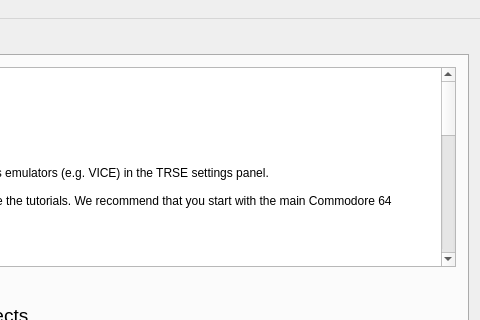
leuat/TRSE, file mainwindow.ui: the form before one commit; both pictures show x 900 to 1380 and y 0 to 320 of the 1380 by 720 pixel window.
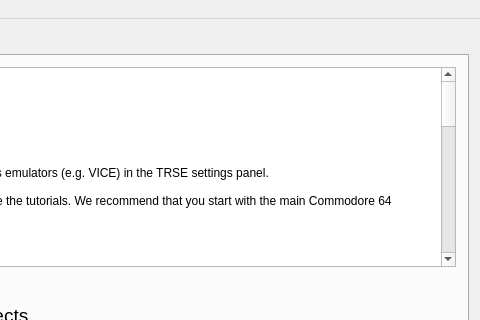
The form after the commit. Icons and pictures are not drawn.

Commit message: Ready for release

```diff
--- a/mainwindow.ui
+++ b/mainwindow.ui
@@ -248,14 +248,20 @@
 &lt;p style=&quot;-qt-paragraph-type:empty; margin-top:0px; margin-bottom:0px; margin-left:0px; margin-right:0px; -qt-block-indent:0; text-indent:0px; font-family:'Noto Sans'; font-size:9pt;&quot;&gt;&lt;br /&gt;&lt;/p&gt;
 &lt;p style=&quot; margin-top:0px; margin-bottom:0px; margin-left:0px; margin-right:0px; -qt-block-indent:0; text-indent:0px;&quot;&gt;&lt;span style=&quot; font-family:'Noto Sans'; font-size:9pt; font-weight:600;&quot;&gt;Changelog from 0.08&lt;/span&gt;&lt;/p&gt;
 &lt;ul style=&quot;margin-top: 0px; margin-bottom: 0px; margin-left: 0px; margin-right: 0px; -qt-list-indent: 1;&quot;&gt;&lt;li style=&quot; font-family:'Noto Sans'; font-size:9pt;&quot; style=&quot; margin-top:12px; margin-bottom:0px; margin-left:0px; margin-right:0px; -qt-block-indent:0; text-indent:0px;&quot;&gt;Tutorials/Help&lt;/li&gt;
-&lt;ul style=&quot;margin-top: 0px; margin-bottom: 0px; margin-left: 0px; margin-right: 0px; -qt-list-indent: 2;&quot;&gt;&lt;li style=&quot; font-family:'Noto Sans'; font-size:9pt;&quot; style=&quot; margin-top:0px; margin-bottom:0px; margin-left:0px; margin-right:0px; -qt-block-indent:0; text-indent:0px;&quot;&gt;OK64 tutorials + included by default&lt;/li&gt;
+&lt;ul style=&quot;margin-top: 0px; margin-bottom: 0px; margin-left: 0px; margin-right: 0px; -qt-list-indent: 2;&quot;&gt;&lt;li style=&quot; font-family:'Noto Sans'; font-size:9pt;&quot; style=&quot; margin-top:0px; margin-bottom:0px; margin-left:0px; margin-right:0px; -qt-block-indent:0; text-indent:0px;&quot;&gt;VBM Tutorials (Vic Bitmap Mode)&lt;/li&gt;
+&lt;li style=&quot; font-family:'Noto Sans'; font-size:9pt;&quot; style=&quot; margin-top:0px; margin-bottom:0px; margin-left:0px; margin-right:0px; -qt-block-indent:0; text-indent:0px;&quot;&gt;C64 tutorials&lt;/li&gt;
+&lt;li style=&quot; font-family:'Noto Sans'; font-size:9pt;&quot; style=&quot; margin-top:0px; margin-bottom:0px; margin-left:0px; margin-right:0px; -qt-block-indent:0; text-indent:0px;&quot;&gt;NES tutorials&lt;/li&gt;
+&lt;li style=&quot; font-family:'Noto Sans'; font-size:9pt;&quot; style=&quot; margin-top:0px; margin-bottom:0px; margin-left:0px; margin-right:0px; -qt-block-indent:0; text-indent:0px;&quot;&gt;OK64 tutorials + included by default&lt;/li&gt;
 &lt;li style=&quot; font-family:'Noto Sans'; font-size:9pt;&quot; style=&quot; margin-top:0px; margin-bottom:0px; margin-left:0px; margin-right:0px; -qt-block-indent:0; text-indent:0px;&quot;&gt;Added 7 PET tutorials&lt;/li&gt;
 &lt;li style=&quot; font-family:'Noto Sans'; font-size:9pt;&quot; style=&quot; margin-top:0px; margin-bottom:0px; margin-left:0px; margin-right:0px; -qt-block-indent:0; text-indent:0px;&quot;&gt;Two new text string tutorials (in easy, intermediate)&lt;/li&gt;
 &lt;li style=&quot; font-family:'Noto Sans'; font-size:9pt;&quot; style=&quot; margin-top:0px; margin-bottom:0px; margin-left:0px; margin-right:0px; -qt-block-indent:0; text-indent:0px;&quot;&gt;Petscii compressed .TRM animation tutorial&lt;/li&gt;
 &lt;li style=&quot; font-family:'Noto Sans'; font-size:9pt;&quot; style=&quot; margin-top:0px; margin-bottom:0px; margin-left:0px; margin-right:0px; -qt-block-indent:0; text-indent:0px;&quot;&gt;Text-based adenture, C64 and soon VIC-20&lt;/li&gt;&lt;/ul&gt;
 &lt;p style=&quot;-qt-paragraph-type:empty; margin-top:0px; margin-bottom:0px; margin-left:0px; margin-right:0px; -qt-block-indent:0; text-indent:0px; font-family:'Noto Sans'; font-size:9pt;&quot;&gt;&lt;br /&gt;&lt;/p&gt;
 &lt;li style=&quot; font-family:'Noto Sans'; font-size:9pt;&quot; style=&quot; margin-top:0px; margin-bottom:0px; margin-left:0px; margin-right:0px; -qt-block-indent:0; text-indent:0px;&quot;&gt;Compiler:	&lt;/li&gt;
-&lt;ul style=&quot;margin-top: 0px; margin-bottom: 0px; margin-left: 0px; margin-right: 0px; -qt-list-indent: 2;&quot;&gt;&lt;li style=&quot; font-family:'Noto Sans'; font-size:9pt;&quot; style=&quot; margin-top:0px; margin-bottom:0px; margin-left:0px; margin-right:0px; -qt-block-indent:0; text-indent:0px;&quot;&gt;constants work in array and incbin declarations&lt;/li&gt;
+&lt;ul style=&quot;margin-top: 0px; margin-bottom: 0px; margin-left: 0px; margin-right: 0px; -qt-list-indent: 2;&quot;&gt;&lt;li style=&quot; font-family:'Noto Sans'; font-size:9pt;&quot; style=&quot; margin-top:0px; margin-bottom:0px; margin-left:0px; margin-right:0px; -qt-block-indent:0; text-indent:0px;&quot;&gt;Parser accepts more advanced constant expressions&lt;/li&gt;
+&lt;li style=&quot; font-family:'Noto Sans'; font-size:9pt;&quot; style=&quot; margin-top:0px; margin-bottom:0px; margin-left:0px; margin-right:0px; -qt-block-indent:0; text-indent:0px;&quot;&gt;WaitForVerticalBlank C64 method added&lt;/li&gt;
+&lt;li style=&quot; font-family:'Noto Sans'; font-size:9pt;&quot; style=&quot; margin-top:0px; margin-bottom:0px; margin-left:0px; margin-right:0px; -qt-block-indent:0; text-indent:0px;&quot;&gt;SetScreenLocation (C64)&lt;/li&gt;
+&lt;li style=&quot; font-family:'Noto Sans'; font-size:9pt;&quot; style=&quot; margin-top:0px; margin-bottom:0px; margin-left:0px; margin-right:0px; -qt-block-indent:0; text-indent:0px;&quot;&gt;constants work in array and incbin declarations&lt;/li&gt;
 &lt;li style=&quot; font-family:'Noto Sans'; font-size:9pt;&quot; style=&quot; margin-top:0px; margin-bottom:0px; margin-left:0px; margin-right:0px; -qt-block-indent:0; text-indent:0px;&quot;&gt;constant address variables: &amp;quot;var a:byte at $D020;&amp;quot; &lt;/li&gt;
 &lt;li style=&quot; font-family:'Noto Sans'; font-size:9pt;&quot; style=&quot; margin-top:0px; margin-bottom:0px; margin-left:0px; margin-right:0px; -qt-block-indent:0; text-indent:0px;&quot;&gt;String methods: strCmp, strSplit, strToUpper, strToLower, strGetFromIndex&lt;/li&gt;
 &lt;li style=&quot; font-family:'Noto Sans'; font-size:9pt;&quot; style=&quot; margin-top:0px; margin-bottom:0px; margin-left:0px; margin-right:0px; -qt-block-indent:0; text-indent:0px;&quot;&gt;Keyboard input key:=getKey();&lt;/li&gt;
@@ -271,7 +277,10 @@
 &lt;ul style=&quot;margin-top: 0px; margin-bottom: 0px; margin-left: 0px; margin-right: 0px; -qt-list-indent: 2;&quot;&gt;&lt;li style=&quot; font-family:'Noto Sans'; font-size:9pt;&quot; style=&quot; margin-top:0px; margin-bottom:0px; margin-left:0px; margin-right:0px; -qt-block-indent:0; text-indent:0px;&quot;&gt;lots of OK64 stuff&lt;/li&gt;&lt;/ul&gt;
 &lt;p style=&quot;-qt-paragraph-type:empty; margin-top:0px; margin-bottom:0px; margin-left:0px; margin-right:0px; -qt-block-indent:1; text-indent:0px; font-family:'Noto Sans'; font-size:9pt;&quot;&gt;&lt;br /&gt;&lt;/p&gt;
 &lt;li style=&quot; font-family:'Noto Sans'; font-size:9pt;&quot; style=&quot; margin-top:0px; margin-bottom:0px; margin-left:0px; margin-right:0px; -qt-block-indent:0; text-indent:0px;&quot;&gt;Editor &lt;/li&gt;
-&lt;ul style=&quot;margin-top: 0px; margin-bottom: 0px; margin-left: 0px; margin-right: 0px; -qt-list-indent: 2;&quot;&gt;&lt;li style=&quot; font-family:'Noto Sans'; font-size:9pt;&quot; style=&quot; margin-top:0px; margin-bottom:0px; margin-left:0px; margin-right:0px; -qt-block-indent:0; text-indent:0px;&quot;&gt;Petscii image import&lt;/li&gt;
+&lt;ul style=&quot;margin-top: 0px; margin-bottom: 0px; margin-left: 0px; margin-right: 0px; -qt-list-indent: 2;&quot;&gt;&lt;li style=&quot; font-family:'Noto Sans'; font-size:9pt;&quot; style=&quot; margin-top:0px; margin-bottom:0px; margin-left:0px; margin-right:0px; -qt-block-indent:0; text-indent:0px;&quot;&gt;Image editor complete overhaul&lt;/li&gt;
+&lt;li style=&quot; font-family:'Noto Sans'; font-size:9pt;&quot; style=&quot; margin-top:0px; margin-bottom:0px; margin-left:0px; margin-right:0px; -qt-block-indent:0; text-indent:0px;&quot;&gt;&amp;quot;Go to project directory&amp;quot; button&lt;/li&gt;
+&lt;li style=&quot; font-family:'Noto Sans'; font-size:9pt;&quot; style=&quot; margin-top:0px; margin-bottom:0px; margin-left:0px; margin-right:0px; -qt-block-indent:0; text-indent:0px;&quot;&gt;User-defined procedures syntax highlighting&lt;/li&gt;
+&lt;li style=&quot; font-family:'Noto Sans'; font-size:9pt;&quot; style=&quot; margin-top:0px; margin-bottom:0px; margin-left:0px; margin-right:0px; -qt-block-indent:0; text-indent:0px;&quot;&gt;Petscii image import&lt;/li&gt;
 &lt;li style=&quot; font-family:'Noto Sans'; font-size:9pt;&quot; style=&quot; margin-top:0px; margin-bottom:0px; margin-left:0px; margin-right:0px; -qt-block-indent:0; text-indent:0px;&quot;&gt;You can now select text editor font as well as size in the TRSE settings&lt;/li&gt;
 &lt;li style=&quot; font-family:'Noto Sans'; font-size:9pt;&quot; style=&quot; margin-top:0px; margin-bottom:0px; margin-left:0px; margin-right:0px; -qt-block-indent:0; text-indent:0px;&quot;&gt;Memory Analyzer now has individual system labels! &lt;/li&gt;&lt;/ul&gt;
 &lt;li style=&quot; font-family:'Noto Sans'; font-size:9pt;&quot; style=&quot; margin-top:0px; margin-bottom:0px; margin-left:0px; margin-right:0px; -qt-block-indent:0; text-indent:0px;&quot;&gt;Fjong: &lt;/li&gt;&lt;/ul&gt;
```
